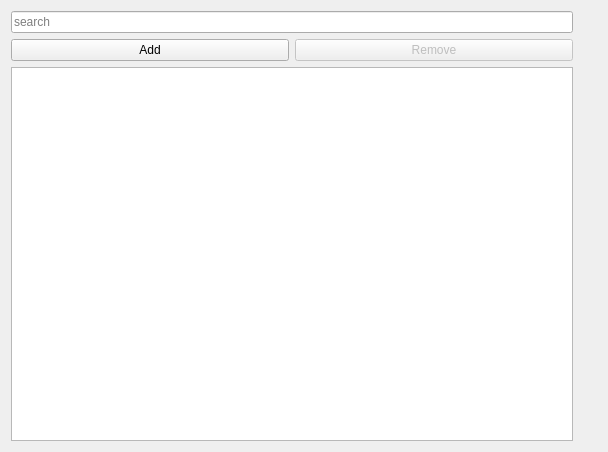
First picture: the form in ui/a2widget/a2item_editor.ui, repository ewerybody/a2, before the edit.
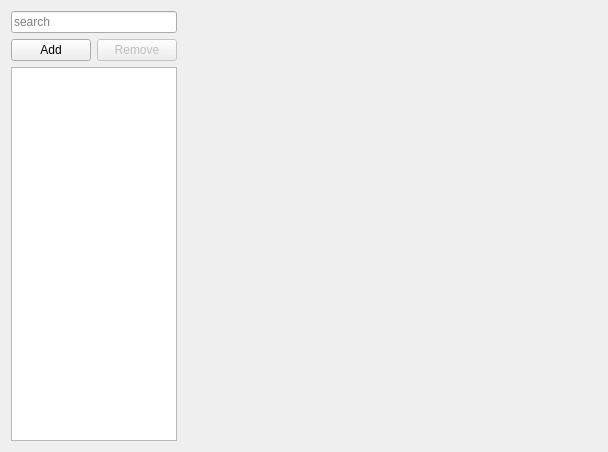
Second picture: the form after the edit.

Commit message: item editor properly signals added items #103

Diff of the .ui file:
```diff
--- a/ui/a2widget/a2item_editor.ui
+++ b/ui/a2widget/a2item_editor.ui
@@ -19,7 +19,7 @@
   <property name="windowTitle">
    <string>Form</string>
   </property>
-  <layout class="QHBoxLayout" name="item_editor_layout" stretch="0,0">
+  <layout class="QHBoxLayout" name="item_editor_layout" stretch="1,3">
    <item>
     <layout class="QVBoxLayout" name="verticalLayout">
      <item>
```
The commit also changes 2 other files.
